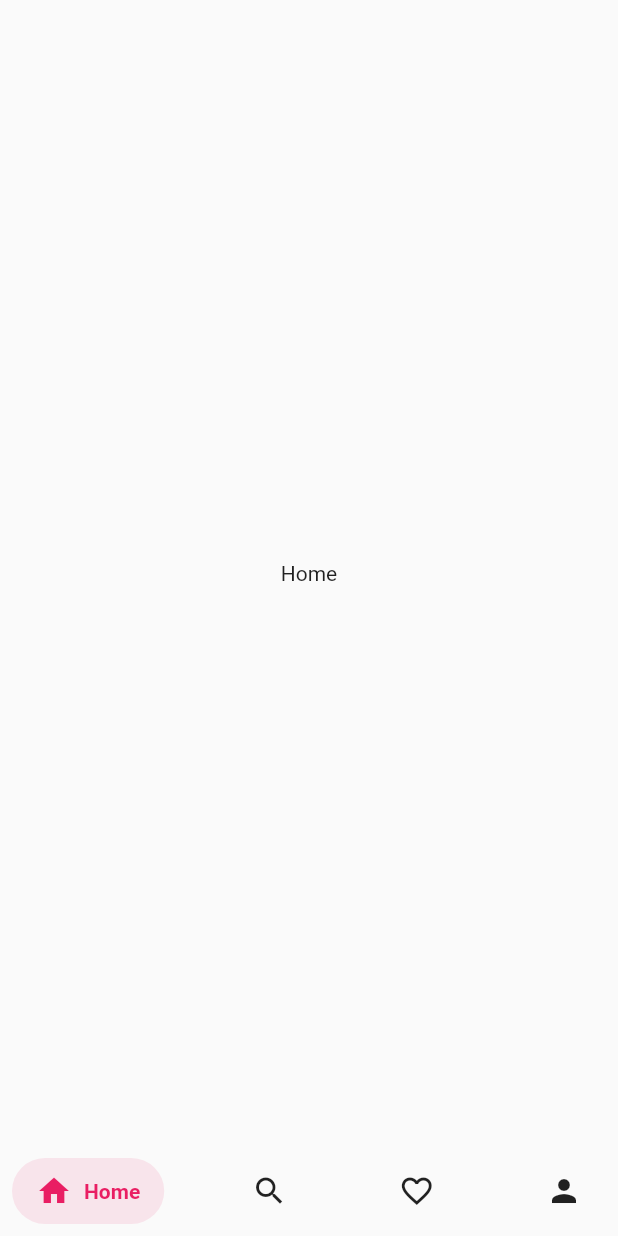
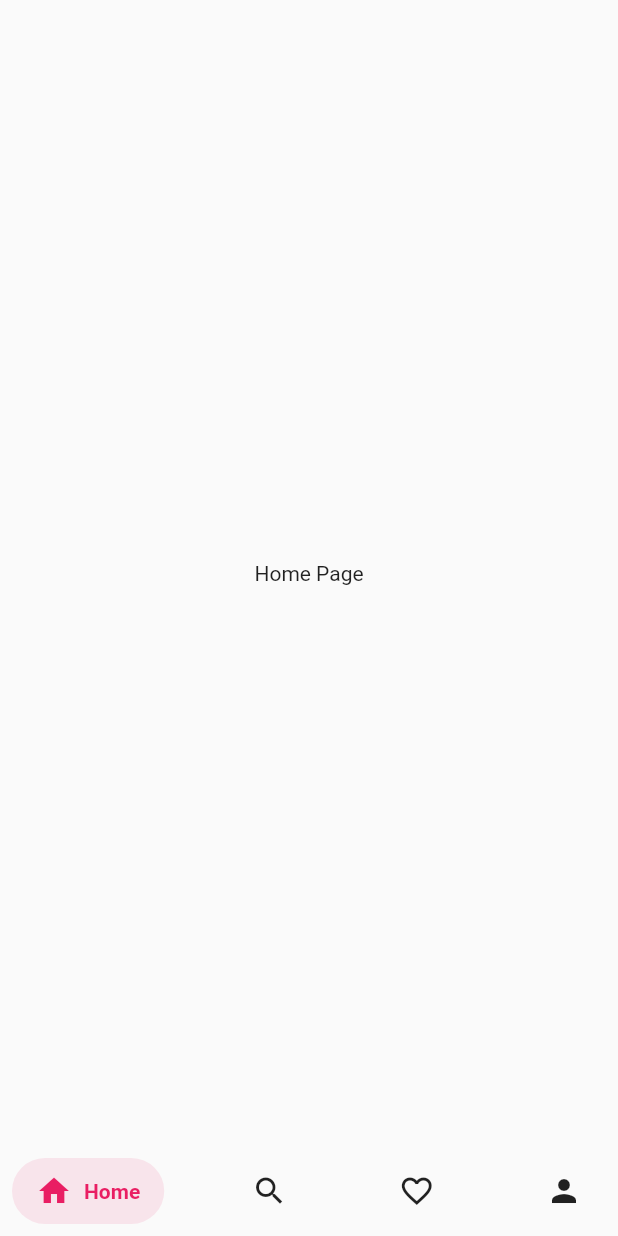
Before and after one commit to rabby220/Flutter-Salomon_Bottom-Bar, a Flutter app: the screen it shows after launch, on a phone screen of 412 x 824 dp. Run offline on Flutter 3.47's test engine with Material 2 defaults, Android fonts, the phone set to English and light mode, and no system bars; drawn by our look-alikes of salomon_bottom_bar.

Commit message:
Home Page Modified

```diff
--- a/lib/bottom_bar/home_page.dart
+++ b/lib/bottom_bar/home_page.dart
@@ -14,7 +14,7 @@ class _HomePageState extends State<HomePage> {
       debugShowCheckedModeBanner: false,
       home: Scaffold(
         body: Center(
-          child: Text("Home"),
+          child: Text("Home Page"),
         ),
       ),
     );
```
